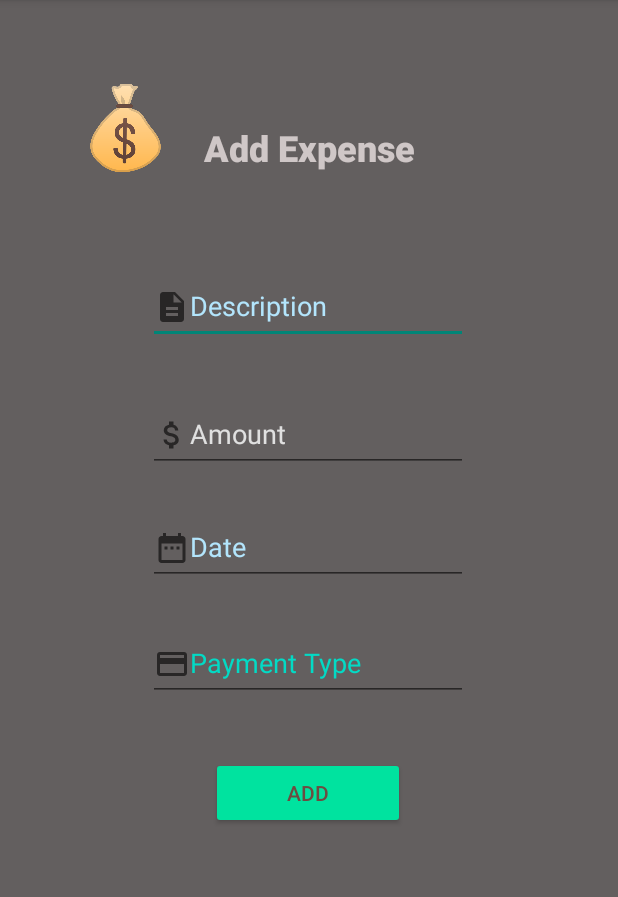
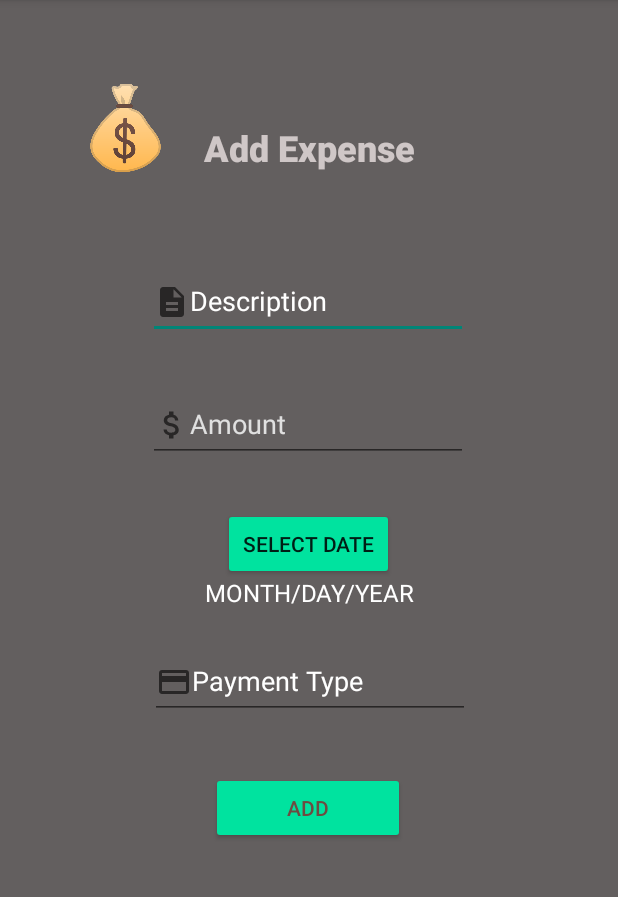
Before and after one commit to ckjarmon/ExpenseTracker, an Android app: the AddExpense screen opened directly, with no data from a screen before it, on a phone screen of 412 x 824 dp, the part 84-981 px from its top. Run offline under Robolectric (Android 15) with nearby library versions, the phone set to English and light mode, and no system bars.

Commit message:
date picker made

```diff
--- a/app/src/main/AndroidManifest.xml
+++ b/app/src/main/AndroidManifest.xml
@@ -13,6 +13,9 @@
         android:roundIcon="@mipmap/ic_launcher_round"
         android:supportsRtl="true"
         android:theme="@style/Theme.ExpenseTracker">
+        <activity
+            android:name=".UserProfile"
+            android:exported="false" />
         <activity
             android:name=".NewUserFunds"
             android:exported="false" />
--- a/app/src/main/java/com/kyeou/expensetracker/AddExpense.java
+++ b/app/src/main/java/com/kyeou/expensetracker/AddExpense.java
@@ -2,6 +2,7 @@ package com.kyeou.expensetracker;
 
 import androidx.appcompat.app.AppCompatActivity;
 
+import android.app.DatePickerDialog;
 import android.os.Bundle;
 import android.view.View;
 
@@ -9,15 +10,39 @@ import java.io.File;
 import java.io.FileNotFoundException;
 import java.io.FileOutputStream;
 import java.io.IOException;
+import java.util.Calendar;
 
-public class AddExpense extends AppCompatActivity {
+import android.widget.DatePicker;
+import android.widget.TextView;
+
+public class AddExpense extends AppCompatActivity implements DatePickerDialog.OnDateSetListener{
+    private TextView datetext;
 
     @Override
     protected void onCreate(Bundle savedInstanceState) {
         super.onCreate(savedInstanceState);
         setContentView(R.layout.activity_add_expense);
+        datetext = findViewById(R.id.date_text);
+
+        findViewById(R.id.show_dialog).setOnClickListener(new View.OnClickListener() {
+            @Override
+            public void onClick(View view) {
+                showDatePickerDailog();
+            }
+        });
     }
 
+
+    private void showDatePickerDailog(){
+        DatePickerDialog datePickerDialog = new DatePickerDialog(
+            this,
+                this,
+                Calendar.getInstance().get(Calendar.YEAR),
+                Calendar.getInstance().get(Calendar.MONTH),
+                Calendar.getInstance().get(Calendar.DAY_OF_MONTH)
+        );
+        datePickerDialog.show();
+    }
 
 
 //get data that user types and write it to a file
@@ -34,4 +59,9 @@ public class AddExpense extends AppCompatActivity {
         }
     }
 
+    @Override
+    public void onDateSet(DatePicker datePicker, int year, int month, int dayOfMonth) {
+        String date = month + "/" + dayOfMonth + "/" + year;
+        datetext.setText(date);
+    }
 }
--- a/app/src/main/res/layout/activity_add_expense.xml
+++ b/app/src/main/res/layout/activity_add_expense.xml
@@ -53,7 +53,7 @@
         android:inputType="textMultiLine"
         android:minHeight="48dp"
         android:textColor="#C3F3EEEE"
-        android:textColorHint="#B3E5FC"
+        android:textColorHint="#FFFFFF"
         app:layout_constraintBottom_toTopOf="@+id/editTextTextMultiLine2"
         app:layout_constraintEnd_toEndOf="parent"
         app:layout_constraintStart_toStartOf="parent"
@@ -76,26 +76,7 @@
         app:layout_constraintHorizontal_bias="0.497"
         app:layout_constraintStart_toStartOf="parent"
         app:layout_constraintTop_toBottomOf="@+id/textView2"
-        app:layout_constraintVertical_bias="0.245" />
-
-    <EditText
-        android:id="@+id/editTextTextMultiLine4"
-        android:layout_width="wrap_content"
-        android:layout_height="wrap_content"
-        android:autofillHints=""
-        android:drawableStart="@drawable/ic_date"
-        android:ems="10"
-        android:gravity="start|top"
-        android:hint="@string/date"
-        android:inputType="textMultiLine"
-        android:minHeight="48dp"
-        android:textColorHint="#B3E5FC"
-        app:layout_constraintBottom_toBottomOf="parent"
-        app:layout_constraintEnd_toEndOf="parent"
-        app:layout_constraintHorizontal_bias="0.497"
-        app:layout_constraintStart_toStartOf="parent"
-        app:layout_constraintTop_toBottomOf="@+id/textView2"
-        app:layout_constraintVertical_bias="0.371" />
+        app:layout_constraintVertical_bias="0.234" />
 
     <EditText
         android:id="@+id/editTextTextMultiLine5"
@@ -109,13 +90,13 @@
         android:inputType="textMultiLine"
         android:minHeight="48dp"
         android:textColor="@color/white"
-        android:textColorHint="@color/teal_200"
+        android:textColorHint="@color/white"
         app:layout_constraintBottom_toBottomOf="parent"
         app:layout_constraintEnd_toEndOf="parent"
-        app:layout_constraintHorizontal_bias="0.497"
+        app:layout_constraintHorizontal_bias="0.502"
         app:layout_constraintStart_toStartOf="parent"
         app:layout_constraintTop_toBottomOf="@+id/textView2"
-        app:layout_constraintVertical_bias="0.499" />
+        app:layout_constraintVertical_bias="0.519" />
 
     <Button
         android:id="@+id/addButton"
@@ -133,5 +114,32 @@
         app:layout_constraintVertical_bias="0.147"
         tools:ignore="TextContrastCheck" />
 
+    <Button
+        android:id="@+id/show_dialog"
+        android:layout_width="114dp"
+        android:layout_height="48dp"
+        android:backgroundTint="#00e39f"
+        android:text="Select Date"
+        app:layout_constraintBottom_toBottomOf="parent"
+        app:layout_constraintEnd_toEndOf="parent"
+        app:layout_constraintHorizontal_bias="0.498"
+        app:layout_constraintStart_toStartOf="parent"
+        app:layout_constraintTop_toTopOf="parent"
+        app:layout_constraintVertical_bias="0.47" />
+
+    <TextView
+        android:id="@+id/date_text"
+        android:layout_width="169dp"
+        android:layout_height="23dp"
+        android:text="MONTH/DAY/YEAR"
+        android:textAlignment="center"
+        android:textColor="#FFFFFF"
+        android:textSize="16sp"
+        app:layout_constraintBottom_toBottomOf="parent"
+        app:layout_constraintEnd_toEndOf="parent"
+        app:layout_constraintStart_toStartOf="parent"
+        app:layout_constraintTop_toTopOf="parent"
+        app:layout_constraintVertical_bias="0.516" />
+
 
 </androidx.constraintlayout.widget.ConstraintLayout>
```
Also changed, not shown: app/src/main/java/com/kyeou/expensetracker/UserProfile.java (added, +14 -0 lines), app/src/main/res/layout/activity_user_profile.xml (added, +9 -0 lines).
